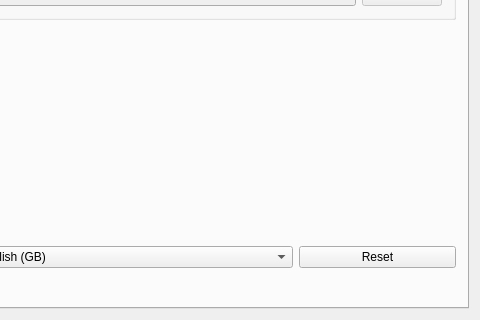
The window that recipe-editor/mainwindow.ui (din-a-testware/qt-replicator) describes before a commit, drawn with Qt 5; both pictures show x 214 to 694 and y 236 to 556 of the 694 by 556 pixel window.
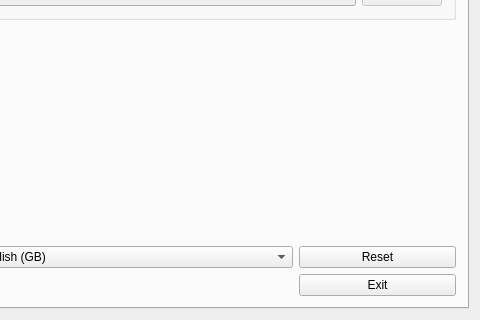
The same window after the commit. The open tabs and pages were chosen to show the change.

Patch:
```diff
--- a/recipe-editor/mainwindow.ui
+++ b/recipe-editor/mainwindow.ui
@@ -471,6 +471,13 @@
           </property>
          </widget>
         </item>
+        <item row="11" column="3">
+         <widget class="QPushButton" name="closeApp">
+          <property name="text">
+           <string>Exit</string>
+          </property>
+         </widget>
+        </item>
        </layout>
       </widget>
      </widget>
```
Left out of the diff: 2 changed lines with no effect on the pictures.
